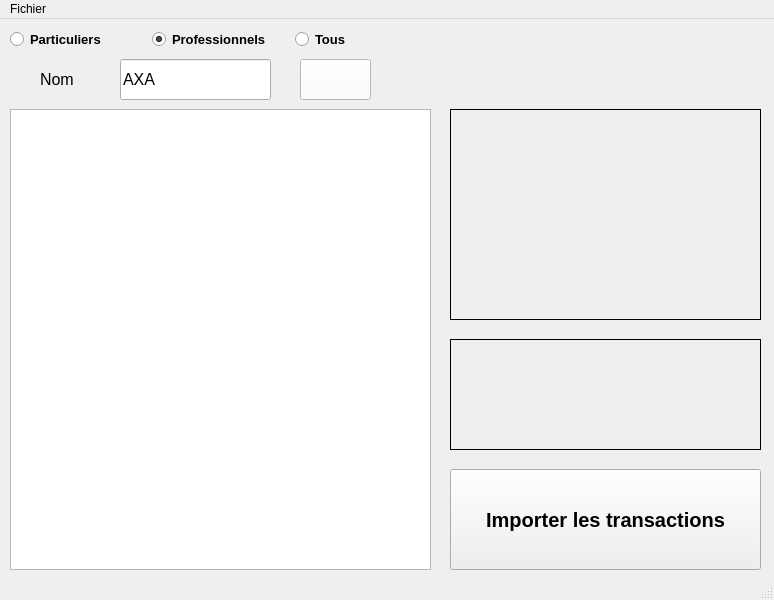
Francky-38/Projet_CPP, file prjGestionCC_Qt/Mainwindow.ui: the form before one commit.
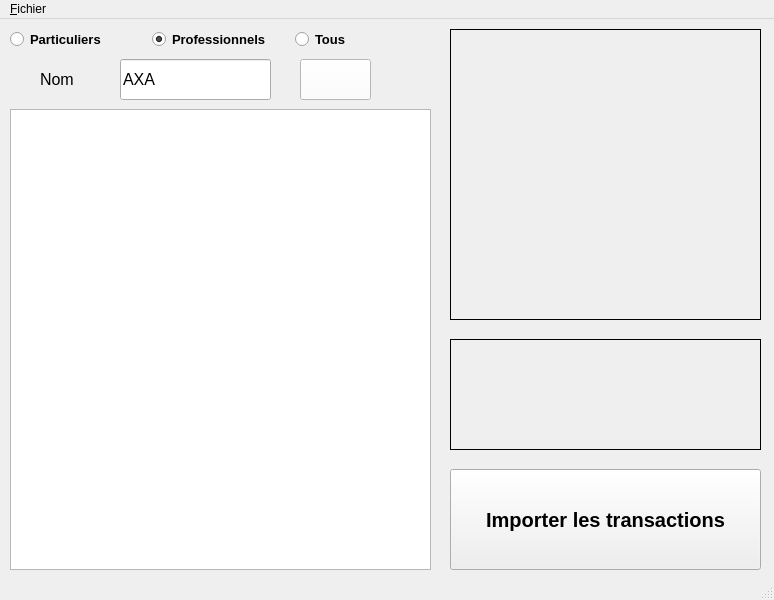
The form after the commit. Icons and pictures are not drawn.

```diff
--- a/prjGestionCC_Qt/Mainwindow.ui
+++ b/prjGestionCC_Qt/Mainwindow.ui
@@ -28,9 +28,9 @@
     <property name="geometry">
      <rect>
       <x>450</x>
-      <y>90</y>
+      <y>10</y>
       <width>311</width>
-      <height>211</height>
+      <height>291</height>
      </rect>
     </property>
     <property name="font">
@@ -218,7 +218,7 @@
    </property>
    <widget class="QMenu" name="menuFichier">
     <property name="title">
-     <string>Fichier</string>
+     <string>&amp;Fichier</string>
     </property>
     <addaction name="action_Import_Op_rations"/>
    </widget>
```
